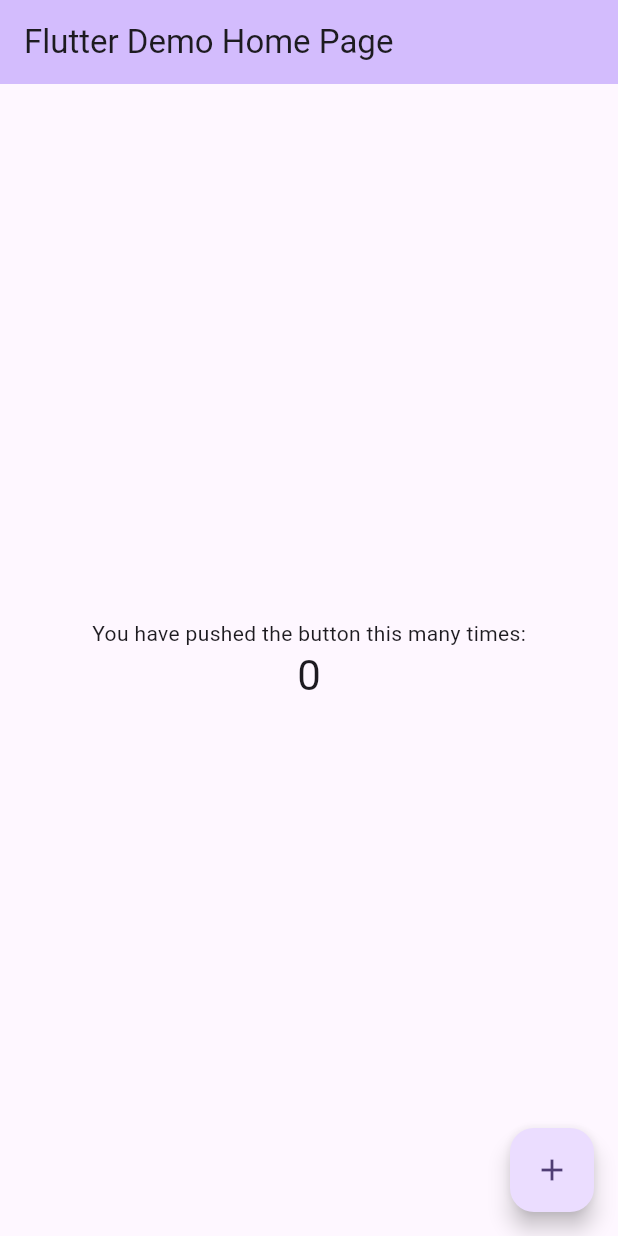
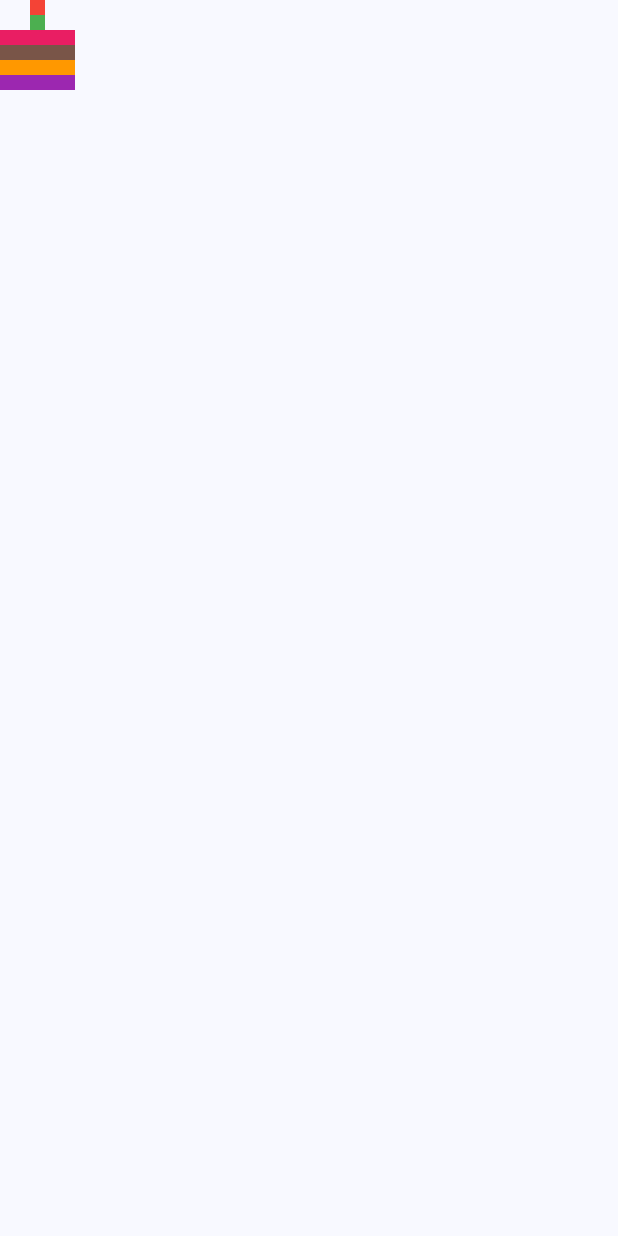
Before and after one commit to theturboturnip/turnip_rundown, a Flutter app: the screen it shows after launch, on a phone screen of 412 x 824 dp. Run offline on Flutter 3.47's test engine with Material 3 defaults, Android fonts, the phone set to English and light mode, and no system bars; our stand-ins replace go_router.

Commit message:
UI and package skeleton

```diff
--- a/lib/main.dart
+++ b/lib/main.dart
@@ -1,4 +1,14 @@
 import 'package:flutter/material.dart';
+import 'package:go_router/go_router.dart';
+import 'package:turnip_rundown/screens/rundown/screen.dart';
+
+final router = GoRouter(initialLocation: "/", routes: [
+  GoRoute(
+    name: "rundown",
+    path: "/",
+    builder: (context, state) => const RundownScreen(),
+  )
+]);
 
 void main() {
   runApp(const MyApp());
@@ -7,119 +17,15 @@
 class MyApp extends StatelessWidget {
   const MyApp({super.key});
 
-  // This widget is the root of your application.
   @override
   Widget build(BuildContext context) {
-    return MaterialApp(
-      title: 'Flutter Demo',
+    return MaterialApp.router(
+      title: 'Turnip Rundown',
       theme: ThemeData(
-        // This is the theme of your application.
-        //
-        // TRY THIS: Try running your application with "flutter run". You'll see
-        // the application has a purple toolbar. Then, without quitting the app,
-        // try changing the seedColor in the colorScheme below to Colors.green
-        // and then invoke "hot reload" (save your changes or press the "hot
-        // reload" button in a Flutter-supported IDE, or press "r" if you used
-        // the command line to start the app).
-        //
-        // Notice that the counter didn't reset back to zero; the application
-        // state is not lost during the reload. To reset the state, use hot
-        // restart instead.
-        //
-        // This works for code too, not just values: Most code changes can be
-        // tested with just a hot reload.
-        colorScheme: ColorScheme.fromSeed(seedColor: Colors.deepPurple),
+        colorScheme: ColorScheme.fromSeed(seedColor: Colors.blue),
         useMaterial3: true,
       ),
-      home: const MyHomePage(title: 'Flutter Demo Home Page'),
+      routerConfig: router,
     );
   }
 }
-
-class MyHomePage extends StatefulWidget {
-  const MyHomePage({super.key, required this.title});
-
-  // This widget is the home page of your application. It is stateful, meaning
-  // that it has a State object (defined below) that contains fields that affect
-  // how it looks.
-
-  // This class is the configuration for the state. It holds the values (in this
-  // case the title) provided by the parent (in this case the App widget) and
-  // used by the build method of the State. Fields in a Widget subclass are
-  // always marked "final".
-
-  final String title;
-
-  @override
-  State<MyHomePage> createState() => _MyHomePageState();
-}
-
-class _MyHomePageState extends State<MyHomePage> {
-  int _counter = 0;
-
-  void _incrementCounter() {
-    setState(() {
-      // This call to setState tells the Flutter framework that something has
-      // changed in this State, which causes it to rerun the build method below
-      // so that the display can reflect the updated values. If we changed
-      // _counter without calling setState(), then the build method would not be
-      // called again, and so nothing would appear to happen.
-      _counter++;
-    });
-  }
-
-  @override
-  Widget build(BuildContext context) {
-    // This method is rerun every time setState is called, for instance as done
-    // by the _incrementCounter method above.
-    //
-    // The Flutter framework has been optimized to make rerunning build methods
-    // fast, so that you can just rebuild anything that needs updating rather
-    // than having to individually change instances of widgets.
-    return Scaffold(
-      appBar: AppBar(
-        // TRY THIS: Try changing the color here to a specific color (to
-        // Colors.amber, perhaps?) and trigger a hot reload to see the AppBar
-        // change color while the other colors stay the same.
-        backgroundColor: Theme.of(context).colorScheme.inversePrimary,
-        // Here we take the value from the MyHomePage object that was created by
-        // the App.build method, and use it to set our appbar title.
-        title: Text(widget.title),
-      ),
-      body: Center(
-        // Center is a layout widget. It takes a single child and positions it
-        // in the middle of the parent.
-        child: Column(
-          // Column is also a layout widget. It takes a list of children and
-          // arranges them vertically. By default, it sizes itself to fit its
-          // children horizontally, and tries to be as tall as its parent.
-          //
-          // Column has various properties to control how it sizes itself and
-          // how it positions its children. Here we use mainAxisAlignment to
-          // center the children vertically; the main axis here is the vertical
-          // axis because Columns are vertical (the cross axis would be
-          // horizontal).
-          //
-          // TRY THIS: Invoke "debug painting" (choose the "Toggle Debug Paint"
-          // action in the IDE, or press "p" in the console), to see the
-          // wireframe for each widget.
-          mainAxisAlignment: MainAxisAlignment.center,
-          children: <Widget>[
-            const Text(
-              'You have pushed the button this many times:',
-            ),
-            Text(
-              '$_counter',
-              style: Theme.of(context).textTheme.headlineMedium,
-            ),
-          ],
-        ),
-      ),
-      floatingActionButton: FloatingActionButton(
-        onPressed: _incrementCounter,
-        tooltip: 'Increment',
-        child: const Icon(Icons.add),
-      ), // This trailing comma makes auto-formatting nicer for build methods.
-    );
-  }
-}
--- /dev/null
+++ b/lib/screens/rundown/screen.dart
@@ -0,0 +1,37 @@
+import 'package:flutter/material.dart';
+
+class RundownScreen extends StatelessWidget {
+  const RundownScreen({super.key});
+
+  @override
+  Widget build(BuildContext context) {
+    return Scaffold(
+      body: SingleChildScrollView(
+        child: Column(
+          children: [
+            _buildCurrentWeather(context),
+            _buildWeatherGraph(context),
+            ..._buildWeatherInsights(context),
+          ],
+        ),
+      ),
+    );
+  }
+
+  Widget _buildCurrentWeather(BuildContext context) {
+    return const SizedBox(width: 10, height: 10, child: ColoredBox(color: Colors.red));
+  }
+
+  Widget _buildWeatherGraph(BuildContext context) {
+    return const SizedBox(width: 10, height: 10, child: ColoredBox(color: Colors.green));
+  }
+
+  List<Widget> _buildWeatherInsights(BuildContext context) {
+    return const [
+      SizedBox(width: 50, height: 10, child: ColoredBox(color: Colors.pink)),
+      SizedBox(width: 50, height: 10, child: ColoredBox(color: Colors.brown)),
+      SizedBox(width: 50, height: 10, child: ColoredBox(color: Colors.orange)),
+      SizedBox(width: 50, height: 10, child: ColoredBox(color: Colors.purple)),
+    ];
+  }
+}
```
Also changed, not shown: pubspec.yaml (+14 -0 lines), lib/screens/rundown/bloc.dart (added), pubspec.lock, 6 other files.
